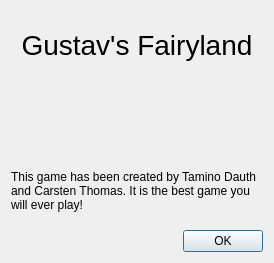
Old version of the form ui/aboutdialog.ui in the repository tdauth/gustavsfairyland.
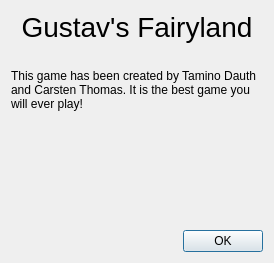
New version of the form. Icons and pictures are not drawn.

Commit message: Install binaries of Qt for Windows build, mark binary files

```diff
--- a/ui/aboutdialog.ui
+++ b/ui/aboutdialog.ui
@@ -20,7 +20,7 @@
    <string>About Gustav's Faryland</string>
   </property>
   <layout class="QGridLayout" name="gridLayout">
-   <item row="3" column="0">
+   <item row="4" column="0">
     <widget class="QDialogButtonBox" name="buttonBox">
      <property name="standardButtons">
       <set>QDialogButtonBox::Ok</set>
@@ -68,6 +68,19 @@
      </property>
     </widget>
    </item>
+   <item row="3" column="0">
+    <spacer name="verticalSpacer">
+     <property name="orientation">
+      <enum>Qt::Vertical</enum>
+     </property>
+     <property name="sizeHint" stdset="0">
+      <size>
+       <width>20</width>
+       <height>40</height>
+      </size>
+     </property>
+    </spacer>
+   </item>
   </layout>
  </widget>
  <resources>
```
The commit also changes 2 other files.
